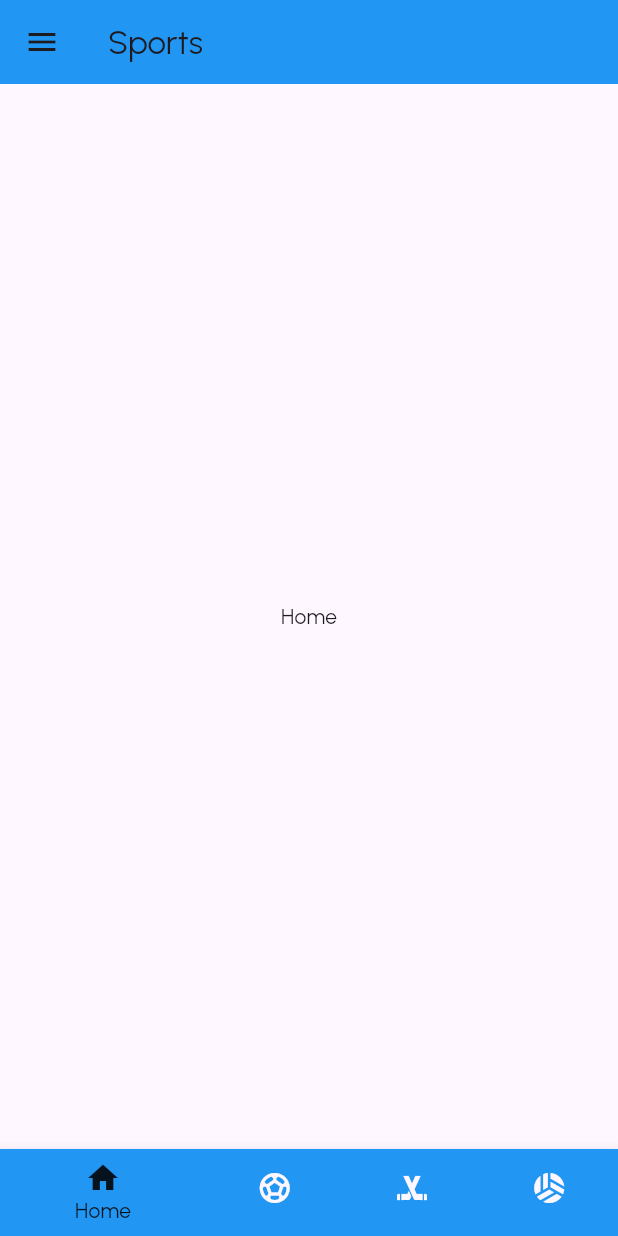
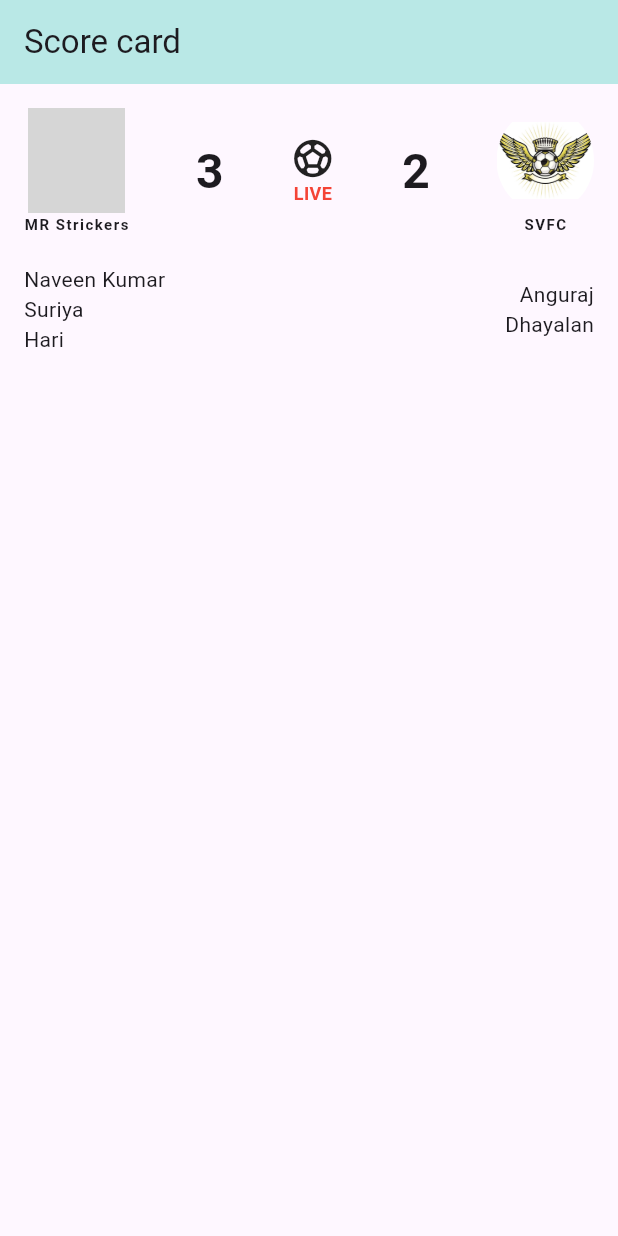
Before and after one commit to backbenchers2023/sportsApplication95763, a Flutter app: the screen it shows after launch, on a phone screen of 412 x 824 dp. Run offline on Flutter 3.47's test engine with Material 3 defaults, Android fonts, the light colour scheme and no system bars; our stand-ins replace bloc, image_picker; Roboto replaces fonts that are missing (URBANIST_FONT_FAMILY); grey boxes are pictures that could not be loaded.

Commit message:
Scorecard page

```diff
--- a/Front_end/lib/main.dart
+++ b/Front_end/lib/main.dart
@@ -1,10 +1,10 @@
 import 'package:flutter/material.dart';
 import 'package:live_sr/sports_app.dart';
-
+import 'pages/Score_Card/Ui_Design/livescore.dart';
 import 'helpers/app_data.dart';
 
 void main() {
-  runApp(MyApp());
+  runApp(SportsApps());
 }
 
 class MyApp extends StatelessWidget {
--- /dev/null
+++ b/Front_end/lib/pages/Score_Card/Ui_Design/livescore.dart
@@ -0,0 +1,112 @@
+import 'package:flutter/material.dart';
+import '../../../helpers/app_data.dart';
+
+class SportsApps extends StatelessWidget {
+  @override
+  Widget build(BuildContext context) {
+    return MaterialApp(
+      debugShowCheckedModeBanner: false,
+      theme: ThemeData(
+        primarySwatch: Colors.blue,
+        fontFamily: 'URBANIST_FONT_FAMILY',
+      ),
+      home: ScorecardPage(),
+    );
+  }
+}
+
+class ScorecardPage extends StatelessWidget {
+  @override
+  Widget build(BuildContext context) {
+    return Scaffold(
+      appBar: AppBar(
+        title: const Text("Score card"),
+        backgroundColor: Color.fromARGB(255, 185, 232, 230),
+      ),
+      body: Padding(
+        padding: const EdgeInsets.all(16.0),
+        child: Column(
+          children: [
+            Row(
+              mainAxisAlignment: MainAxisAlignment.spaceBetween,
+              children: [
+                _buildTeamInfo('MR Strickers', 'assets/Images/img1.jfif'),
+                Text(
+                  '3',
+                  style: TextStyle(fontSize: 32, fontWeight: FontWeight.bold),
+                ),
+                Column(
+                  children: [
+                    Icon(Icons.sports_soccer, size: 30),
+                     Text(
+                      'LIVE',
+                      style: TextStyle(color: Colors.red, fontSize: 12 , fontWeight: FontWeight.w600),
+                    ),
+                  ],
+                ),
+                Text(
+                  '2',
+                  style: TextStyle(fontSize: 32, fontWeight: FontWeight.bold),
+                ),
+                _buildTeamInfo('SVFC', 'assets/Images/img2.jpg'),
+              ],
+            ),
+            SizedBox(height: 20),
+            Row(
+              mainAxisAlignment: MainAxisAlignment.spaceBetween,
+              children: [
+                Column(
+                  crossAxisAlignment: CrossAxisAlignment.start,
+                  children: [
+                    Text('Naveen Kumar'),
+                    Text('Suriya'),
+                    Text('Hari'),
+                  ],
+                ),
+                Column(
+                  crossAxisAlignment: CrossAxisAlignment.end,
+                  children: [
+                    Text('Anguraj'),
+                    Text('Dhayalan'),
+                  ],
+                ),
+              ],
+            ),
+          ],
+        ),
+      ),
+    );
+  }
+
+  Widget _buildTeamInfo(String teamName, String imagePath) {
+    return Column(
+      mainAxisSize: MainAxisSize.min,
+      children: [
+        ClipOval(
+          child: Container(
+            width: 65,
+            height: 70,
+           decoration: BoxDecoration(
+              shape: BoxShape.circle,
+            ),
+            child: Image.asset(
+              imagePath,
+              fit: BoxFit.fitWidth,
+            ),
+          ),
+        ),
+        Flexible(
+          child: Text(
+            teamName,
+            style: const TextStyle(
+              fontSize: 10,
+              fontWeight: FontWeight.bold,
+              letterSpacing: 1,
+            ),
+            overflow: TextOverflow.ellipsis,
+          ),
+        ),
+      ],
+    );
+  }
+}
--- a/Front_end/lib/sports_app.dart
+++ b/Front_end/lib/sports_app.dart
@@ -5,9 +5,6 @@ import 'pages/teamdetails/ui/start_match.dart'; // Import your Start Match page
 // import 'leaderboard.dart'; // Import your Leaderboard page
 // import 'news.dart'; // Import your News page
 import 'pages/tournament/ui/tournament.dart'; // Import your Tournament page
-
-// Entry point of the application
-void main() => runApp(const MyApp());
 
 // Main widget of the application
 class MyApp extends StatelessWidget {
@@ -43,7 +40,7 @@ class _SportsAppState extends State<SportsApp> {
   static const List<Widget> _widgetOptions = <Widget>[
     Text('Home'),
     Text('Football'),
-    Text('Hockey'),
+    Text('Kabbadi'),
     Text('Volleyball'),
   ];
 
@@ -139,7 +136,7 @@ class _SportsAppState extends State<SportsApp> {
               label: 'Football',
             ),
             BottomNavigationBarItem(
-              icon: Icon(Icons.sports_hockey),
+              icon: Icon(Icons.sports_kabaddi),
               label: 'Hockey',
             ),
             BottomNavigationBarItem(
--- a/Front_end/pubspec.yaml
+++ b/Front_end/pubspec.yaml
@@ -26,7 +26,7 @@ flutter:
   uses-material-design: true
   assets:
     - assets/fonts/
-
+    - assets/Images/
   fonts:
     - family: Urbanist
       fonts:
```
Also changed, not shown: Front_end/assets/Images/img2.jpg (added), 2 other files.
